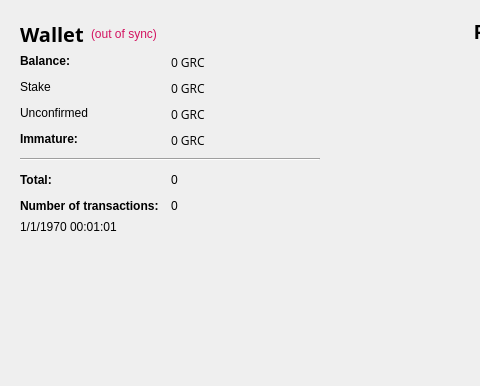
This is src/qt/forms/overviewpage.ui in gridcoin-community/Gridcoin-Research as Qt 5 draws it before an edit; both pictures show x 0 to 480 and y 0 to 386 of the 969 by 520 pixel window. The edited form follows.
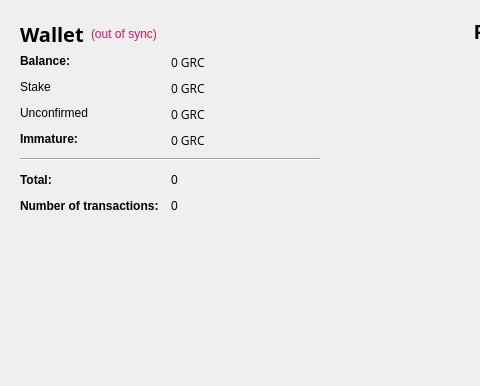
This is the edited form. Icons and pictures are not drawn.

```diff
--- a/src/qt/forms/overviewpage.ui
+++ b/src/qt/forms/overviewpage.ui
@@ -447,7 +447,7 @@
            </size>
           </property>
           <property name="text">
-           <string>1/1/1970 00:01:01</string>
+           <string> </string>
           </property>
          </widget>
         </item>
```
